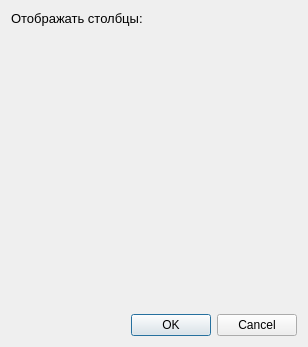
First picture: the form in interface/medicine/medicineTableSettingsForm.ui, repository strizh78/MApp, before the edit.
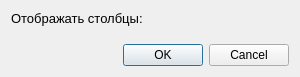
Second picture: the form after the edit.

Commit message: changed form size

The edit to the form file:
```diff
--- a/interface/medicine/medicineTableSettingsForm.ui
+++ b/interface/medicine/medicineTableSettingsForm.ui
@@ -9,8 +9,8 @@
    <rect>
     <x>0</x>
     <y>0</y>
-    <width>308</width>
-    <height>347</height>
+    <width>300</width>
+    <height>77</height>
    </rect>
   </property>
   <property name="windowTitle">
```
